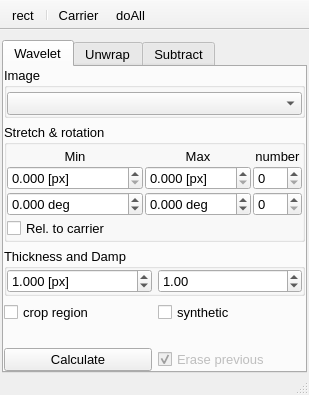
The window that plugins/Wavelet/Wavelet.ui (NeutrinoToolkit/Neutrino) describes before a commit, drawn with Qt 5.
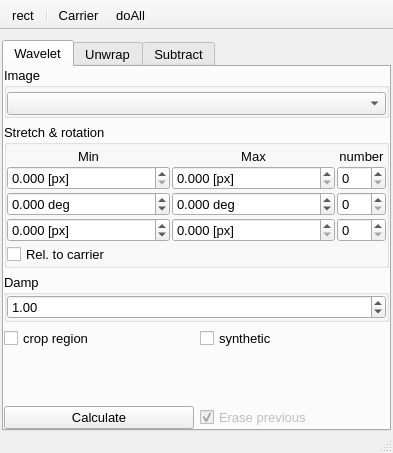
The same window after the commit. The open tabs and pages were chosen to show the change. Icons and pictures are not drawn.

```diff
--- a/plugins/Wavelet/Wavelet.ui
+++ b/plugins/Wavelet/Wavelet.ui
@@ -6,8 +6,8 @@
    <rect>
     <x>0</x>
     <y>0</y>
-    <width>309</width>
-    <height>395</height>
+    <width>393</width>
+    <height>453</height>
    </rect>
   </property>
   <property name="font">
@@ -158,7 +158,7 @@
           <property name="title">
            <string>Stretch &amp;&amp; rotation</string>
           </property>
-          <layout class="QGridLayout" name="gridLayout_7" rowstretch="0,0,0,0" columnstretch="1,0,0">
+          <layout class="QGridLayout" name="gridLayout_7" rowstretch="0,0,0,0,0" columnstretch="1,1,0">
            <property name="leftMargin">
             <number>0</number>
            </property>
@@ -174,6 +174,37 @@
            <property name="spacing">
             <number>2</number>
            </property>
+           <item row="2" column="2">
+            <widget class="QSpinBox" name="numAngle">
+             <property name="minimum">
+              <number>0</number>
+             </property>
+             <property name="maximum">
+              <number>999</number>
+             </property>
+             <property name="value">
+              <number>0</number>
+             </property>
+             <property name="neutrinoSave" stdset="0">
+              <bool>true</bool>
+             </property>
+            </widget>
+           </item>
+           <item row="0" column="0">
+            <widget class="QLabel" name="label">
+             <property name="font">
+              <font>
+               <pointsize>10</pointsize>
+              </font>
+             </property>
+             <property name="text">
+              <string>Min</string>
+             </property>
+             <property name="alignment">
+              <set>Qt::AlignBottom|Qt::AlignHCenter</set>
+             </property>
+            </widget>
+           </item>
            <item row="1" column="0">
             <widget class="QDoubleSpinBox" name="minStretch">
              <property name="suffix">
@@ -196,6 +227,28 @@
              </property>
             </widget>
            </item>
+           <item row="1" column="1">
+            <widget class="QDoubleSpinBox" name="maxStretch">
+             <property name="suffix">
+              <string> [px]</string>
+             </property>
+             <property name="decimals">
+              <number>3</number>
+             </property>
+             <property name="minimum">
+              <double>0.000000000000000</double>
+             </property>
+             <property name="maximum">
+              <double>9999.000000000000000</double>
+             </property>
+             <property name="singleStep">
+              <double>0.100000000000000</double>
+             </property>
+             <property name="neutrinoSave" stdset="0">
+              <bool>true</bool>
+             </property>
+            </widget>
+           </item>
            <item row="0" column="1">
             <widget class="QLabel" name="label_2">
              <property name="font">
@@ -211,40 +264,6 @@
              </property>
             </widget>
            </item>
-           <item row="0" column="2">
-            <widget class="QLabel" name="label_3">
-             <property name="font">
-              <font>
-               <pointsize>10</pointsize>
-              </font>
-             </property>
-             <property name="text">
-              <string>number</string>
-             </property>
-             <property name="alignment">
-              <set>Qt::AlignBottom|Qt::AlignHCenter</set>
-             </property>
-            </widget>
-           </item>
-           <item row="2" column="0">
-            <widget class="QDoubleSpinBox" name="minAngle">
-             <property name="suffix">
-              <string> deg</string>
-             </property>
-             <property name="decimals">
-              <number>3</number>
-             </property>
-             <property name="minimum">
-              <double>-360.000000000000000</double>
-             </property>
-             <property name="maximum">
-              <double>360.000000000000000</double>
-             </property>
-             <property name="neutrinoSave" stdset="0">
-              <bool>true</bool>
-             </property>
-            </widget>
-           </item>
            <item row="1" column="2">
             <widget class="QSpinBox" name="numStretch">
              <property name="minimum">
@@ -261,59 +280,6 @@
              </property>
             </widget>
            </item>
-           <item row="0" column="0">
-            <widget class="QLabel" name="label">
-             <property name="font">
-              <font>
-               <pointsize>10</pointsize>
-              </font>
-             </property>
-             <property name="text">
-              <string>Min</string>
-             </property>
-             <property name="alignment">
-              <set>Qt::AlignBottom|Qt::AlignHCenter</set>
-             </property>
-            </widget>
-           </item>
-           <item row="2" column="2">
-            <widget class="QSpinBox" name="numAngle">
-             <property name="minimum">
-              <number>0</number>
-             </property>
-             <property name="maximum">
-              <number>999</number>
-             </property>
-             <property name="value">
-              <number>0</number>
-             </property>
-             <property name="neutrinoSave" stdset="0">
-              <bool>true</bool>
-             </property>
-            </widget>
-           </item>
-           <item row="1" column="1">
-            <widget class="QDoubleSpinBox" name="maxStretch">
-             <property name="suffix">
-              <string> [px]</string>
-             </property>
-             <property name="decimals">
-              <number>3</number>
-             </property>
-             <property name="minimum">
-              <double>0.000000000000000</double>
-             </property>
-             <property name="maximum">
-              <double>9999.000000000000000</double>
-             </property>
-             <property name="singleStep">
-              <double>0.100000000000000</double>
-             </property>
-             <property name="neutrinoSave" stdset="0">
-              <bool>true</bool>
-             </property>
-            </widget>
-           </item>
            <item row="2" column="1">
             <widget class="QDoubleSpinBox" name="maxAngle">
              <property name="suffix">
@@ -333,7 +299,7 @@
              </property>
             </widget>
            </item>
-           <item row="3" column="0" colspan="3">
+           <item row="4" column="0" colspan="3">
             <widget class="QWidget" name="widget" native="true">
              <layout class="QGridLayout" name="gridLayout_11" columnstretch="0,0,0">
               <property name="leftMargin">
@@ -396,6 +362,97 @@
              </layout>
             </widget>
            </item>
+           <item row="0" column="2">
+            <widget class="QLabel" name="label_3">
+             <property name="font">
+              <font>
+               <pointsize>10</pointsize>
+              </font>
+             </property>
+             <property name="text">
+              <string>number</string>
+             </property>
+             <property name="alignment">
+              <set>Qt::AlignBottom|Qt::AlignHCenter</set>
+             </property>
+            </widget>
+           </item>
+           <item row="2" column="0">
+            <widget class="QDoubleSpinBox" name="minAngle">
+             <property name="suffix">
+              <string> deg</string>
+             </property>
+             <property name="decimals">
+              <number>3</number>
+             </property>
+             <property name="minimum">
+              <double>-360.000000000000000</double>
+             </property>
+             <property name="maximum">
+              <double>360.000000000000000</double>
+             </property>
+             <property name="neutrinoSave" stdset="0">
+              <bool>true</bool>
+             </property>
+            </widget>
+           </item>
+           <item row="3" column="0">
+            <widget class="QDoubleSpinBox" name="minThick">
+             <property name="suffix">
+              <string> [px]</string>
+             </property>
+             <property name="decimals">
+              <number>3</number>
+             </property>
+             <property name="minimum">
+              <double>-360.000000000000000</double>
+             </property>
+             <property name="maximum">
+              <double>360.000000000000000</double>
+             </property>
+             <property name="neutrinoSave" stdset="0">
+              <bool>true</bool>
+             </property>
+            </widget>
+           </item>
+           <item row="3" column="1">
+            <widget class="QDoubleSpinBox" name="maxThick">
+             <property name="suffix">
+              <string> [px]</string>
+             </property>
+             <property name="decimals">
+              <number>3</number>
+             </property>
+             <property name="minimum">
+              <double>0.000000000000000</double>
+             </property>
+             <property name="maximum">
+              <double>9999.000000000000000</double>
+             </property>
+             <property name="singleStep">
+              <double>0.100000000000000</double>
+             </property>
+             <property name="neutrinoSave" stdset="0">
+              <bool>true</bool>
+             </property>
+            </widget>
+           </item>
+           <item row="3" column="2">
+            <widget class="QSpinBox" name="numThick">
+             <property name="minimum">
+              <number>0</number>
+             </property>
+             <property name="maximum">
+              <number>999</number>
+             </property>
+             <property name="value">
+              <number>0</number>
+             </property>
+             <property name="neutrinoSave" stdset="0">
+              <bool>true</bool>
+             </property>
+            </widget>
+           </item>
           </layout>
          </widget>
         </item>
@@ -463,7 +520,7 @@
         <item row="2" column="0">
          <widget class="QGroupBox" name="groupBox">
           <property name="title">
-           <string>Thickness and Damp</string>
+           <string>Damp</string>
           </property>
           <layout class="QGridLayout" name="gridLayout">
            <property name="leftMargin">
@@ -479,28 +536,6 @@
             <number>0</number>
            </property>
            <item row="0" column="0">
-            <widget class="QDoubleSpinBox" name="thickness">
-             <property name="suffix">
-              <string> [px]</string>
-             </property>
-             <property name="decimals">
-              <number>3</number>
-             </property>
-             <property name="minimum">
-              <double>0.000000000000000</double>
-             </property>
-             <property name="maximum">
-              <double>999.990000000000009</double>
-             </property>
-             <property name="value">
-              <double>1.000000000000000</double>
-             </property>
-             <property name="neutrinoSave" stdset="0">
-              <bool>true</bool>
-             </property>
-            </widget>
-           </item>
-           <item row="0" column="1">
             <widget class="QDoubleSpinBox" name="damp">
              <property name="singleStep">
               <double>0.100000000000000</double>
```
Left out of the diff: 135 changed lines with no effect on the pictures.
